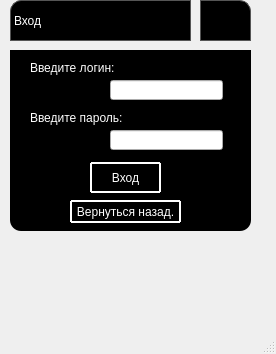
The window that forminp.ui (leriia-meow/geometry) describes before a commit, drawn with Qt 5.
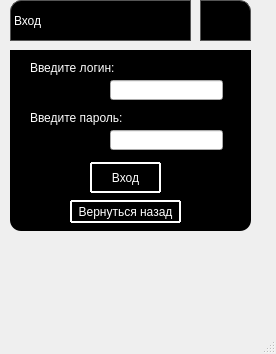
The same window after the commit. Icons and pictures are not drawn.

Commit message: Формочка входа

```diff
--- a/forminp.ui
+++ b/forminp.ui
@@ -226,7 +226,7 @@
 QPushButton:pressed { background: white; }</string>
      </property>
      <property name="text">
-      <string>Вернуться назад.</string>
+      <string>Вернуться назад</string>
      </property>
     </widget>
    </widget>
```
Left out of the diff: 2 changed lines with no effect on the pictures. The commit also changes 1 other file.
